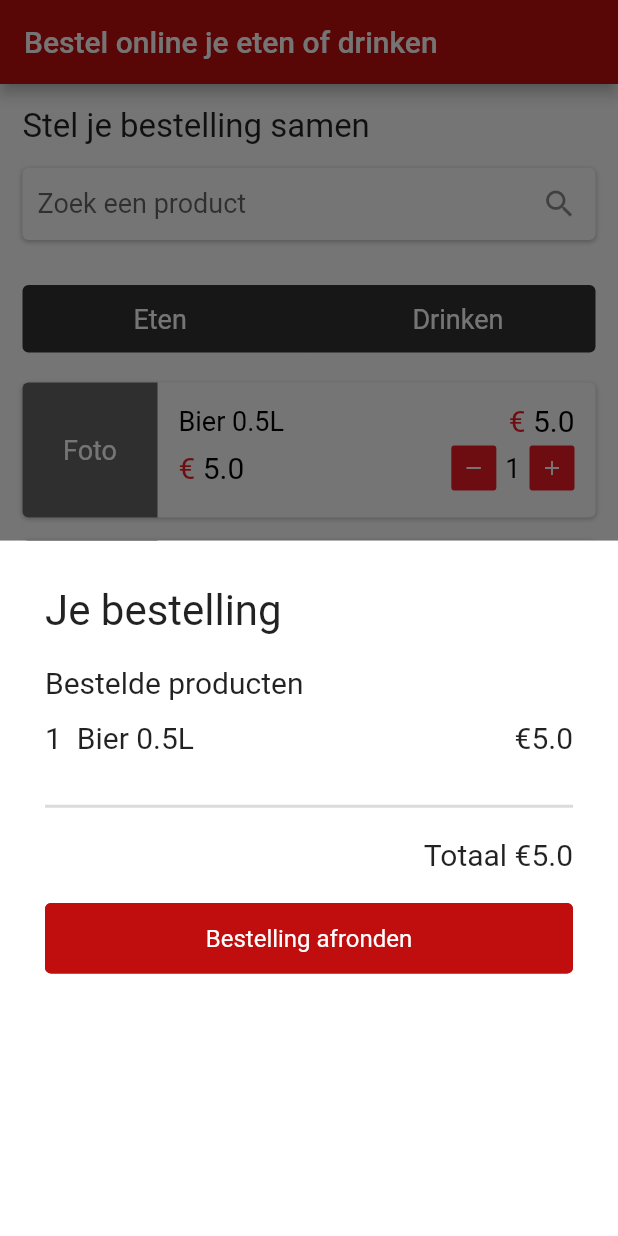
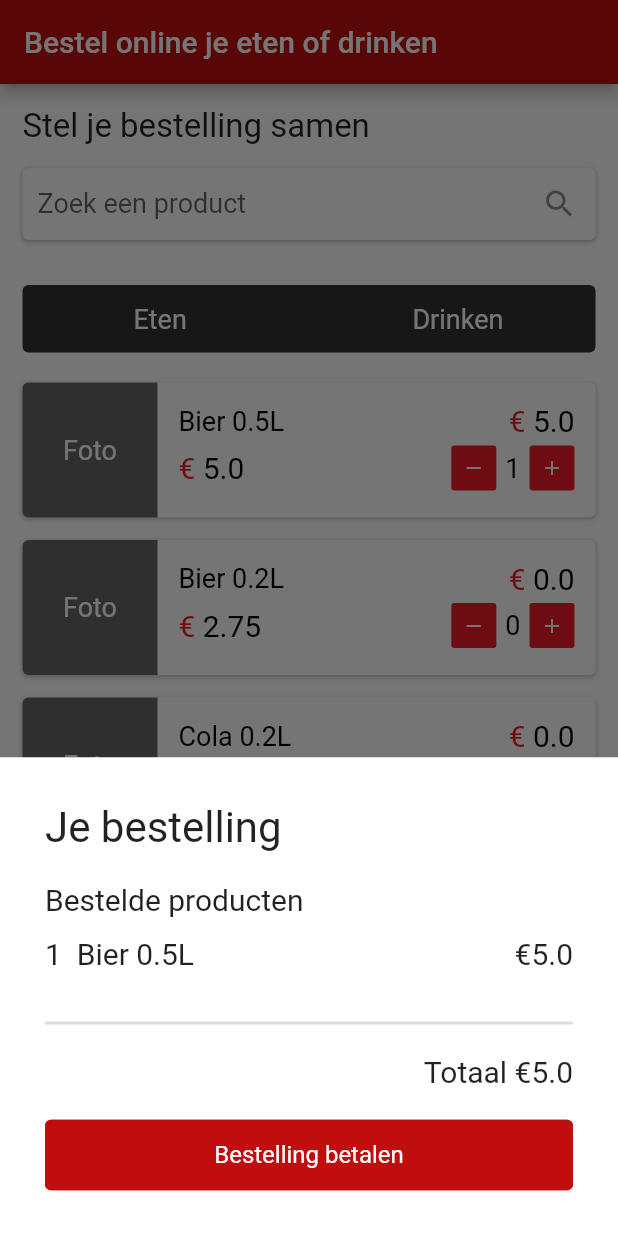
Before and after one commit to Semester6-PSV/catering-flutter-frontend, a Flutter app: the screen it shows after launch, after a tap on "Drinken", after a tap on the "add" icon, after a tap on "Bekijk bestelling", on a phone screen of 412 x 824 dp. Run offline on Flutter 3.47's test engine with Material 2 defaults, Android fonts, the light colour scheme and no system bars; Roboto replaces fonts that are missing (Klavika-Bold, Klavika-Light, Klavika-Medium).

Commit message:
Wrap bottom modal in ScrollView

```diff
--- a/lib/pages/orderPage/components/orderBottomModal.dart
+++ b/lib/pages/orderPage/components/orderBottomModal.dart
@@ -6,7 +6,8 @@ import 'package:catering_flutter_frontend/components/orderedCateringProductsList
 Widget orderBottomModal(var cateringProducts, Function() onFinish) {
   double totalPrice = getTotalPriceOfOrder(cateringProducts);
 
-  return Container(
+  return SingleChildScrollView(
+      child: Container(
     width: double.infinity,
     padding: const EdgeInsets.all(30),
     decoration: const BoxDecoration(
@@ -37,10 +38,10 @@ Widget orderBottomModal(var cateringProducts, Function() onFinish) {
       Row(children: [
         Expanded(
             child: CustomButton(
-                text: 'Bestelling afronden',
+                text: 'Bestelling betalen',
                 type: ButtonType.primary,
                 onClick: onFinish))
       ])
     ]),
-  );
+  ));
 }
```
